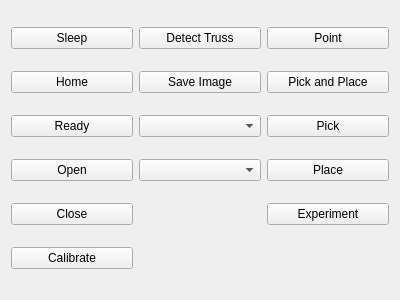
Qt form rqt_user_interface/resource/flex_grasp.ui (padmaja-kulkarni/vine_tomato_grasping) before a commit.
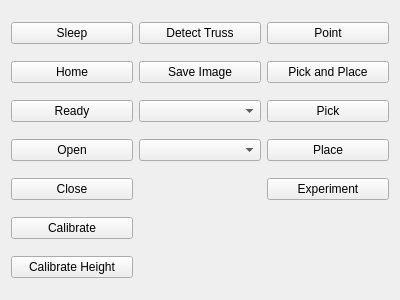
The same form after that commit.

```diff
--- a/rqt_user_interface/resource/flex_grasp.ui
+++ b/rqt_user_interface/resource/flex_grasp.ui
@@ -63,6 +63,14 @@
     </widget>
    </item>
 
+   <item row="6" column="0">
+    <widget class="QPushButton" name="CalibrateHeightButton">
+     <property name="text">
+      <string>Calibrate Height</string>
+     </property>
+    </widget>
+   </item>
+
    <item row="0" column="1">
     <widget class="QPushButton" name="DetectTrussButton">
      <property name="text">
```
